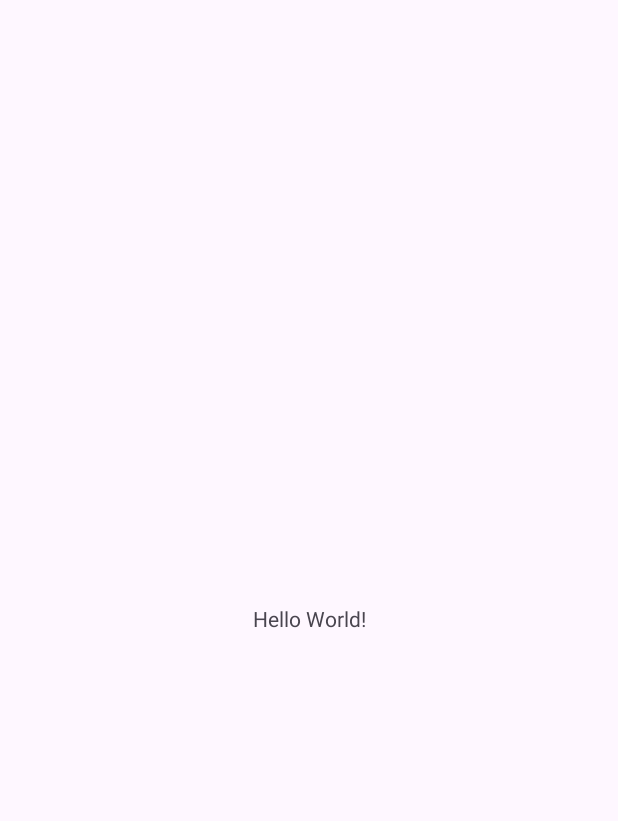
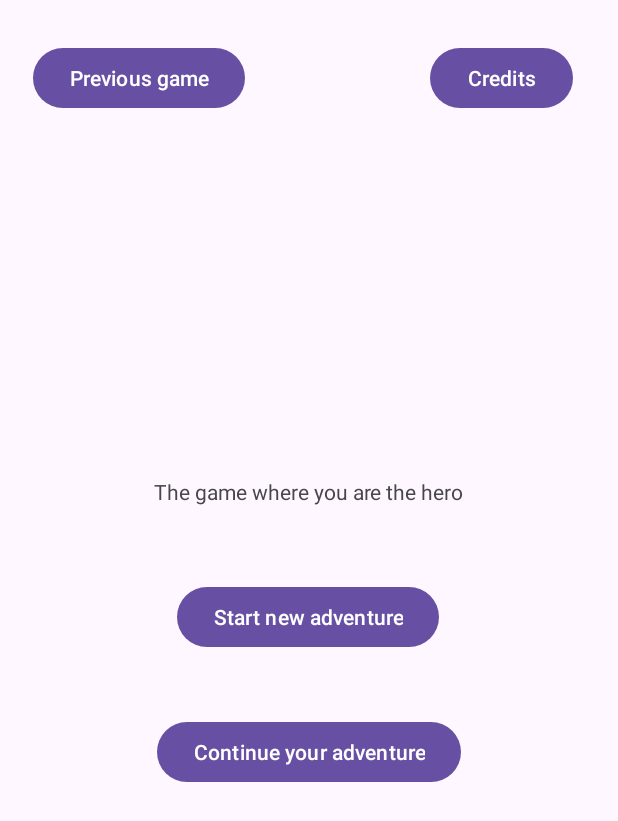
Before and after one commit to JagoOgaj/SAES401, an Android app: the screen it shows after launch (MainActivity), on a phone screen of 412 x 824 dp. Before the commit the part shown is almost empty. Shown: the top 821 px of the screen. Run offline under Robolectric (Android 15) with nearby library versions, the phone set to English and light mode, and no system bars.

Commit message:
First commit

```diff
--- a/app/src/main/java/com/example/saes401/MainActivity.java
+++ b/app/src/main/java/com/example/saes401/MainActivity.java
@@ -1,24 +1,43 @@
 package com.example.saes401;
 
+import android.content.Intent;
 import android.os.Bundle;
+import android.widget.Button;
 
 import androidx.activity.EdgeToEdge;
 import androidx.appcompat.app.AppCompatActivity;
-import androidx.core.graphics.Insets;
-import androidx.core.view.ViewCompat;
-import androidx.core.view.WindowInsetsCompat;
+
 
 public class MainActivity extends AppCompatActivity {
-
+    private Intent intent;
     @Override
     protected void onCreate(Bundle savedInstanceState) {
         super.onCreate(savedInstanceState);
         EdgeToEdge.enable(this);
         setContentView(R.layout.activity_main);
-        ViewCompat.setOnApplyWindowInsetsListener(findViewById(R.id.main), (v, insets) -> {
-            Insets systemBars = insets.getInsets(WindowInsetsCompat.Type.systemBars());
-            v.setPadding(systemBars.left, systemBars.top, systemBars.right, systemBars.bottom);
-            return insets;
-        });
+
+        findViewById(R.id.creditsButton).setOnClickListener(view -> onClickCredits());
+        findViewById(R.id.startButton).setOnClickListener(view -> onClickStart());
+        findViewById(R.id.previousGame).setOnClickListener(view -> onClickPrevious());
+        findViewById(R.id.continueButton).setOnClickListener(view -> onClickContinue());
+
+    }
+
+    private void onClickCredits(){
+        //affiche les credits de l'app
+        intent = new Intent(this, CreditsActivity.class);
+        startActivity(intent);
+    }
+
+    private void onClickStart(){
+        //lance une nouvelle aventure
+        intent = new Intent(this, GameActivity.class);
+        startActivity(intent);
+    }
+    private void onClickPrevious(){
+        //affiche les ancienne partie avec stats
+    }
+    private void onClickContinue(){
+        //reprend l'ancienne partie pas terminer
     }
 }
--- a/app/src/main/res/layout/activity_main.xml
+++ b/app/src/main/res/layout/activity_main.xml
@@ -7,12 +7,64 @@
     android:layout_height="match_parent"
     tools:context=".MainActivity">
 
-    <TextView
+    <Button
+        android:id="@+id/startButton"
         android:layout_width="wrap_content"
         android:layout_height="wrap_content"
-        android:text="Hello World!"
+        android:text="@string/start_game"
+        android:textAlignment="center"
         app:layout_constraintBottom_toBottomOf="parent"
         app:layout_constraintEnd_toEndOf="parent"
+        app:layout_constraintHorizontal_bias="0.497"
+        app:layout_constraintStart_toStartOf="parent"
+        app:layout_constraintTop_toTopOf="parent"
+        app:layout_constraintVertical_bias="0.499" />
+
+    <TextView
+        android:id="@+id/textGame"
+        android:layout_width="221dp"
+        android:layout_height="31dp"
+        android:text="@string/title"
+        android:textAlignment="center"
+        app:layout_constraintBottom_toTopOf="@+id/startButton"
+        app:layout_constraintEnd_toEndOf="parent"
+        app:layout_constraintHorizontal_bias="0.497"
+        app:layout_constraintStart_toStartOf="parent"
+        app:layout_constraintTop_toTopOf="parent"
+        app:layout_constraintVertical_bias="0.894" />
+
+    <Button
+        android:id="@+id/continueButton"
+        android:layout_width="wrap_content"
+        android:layout_height="wrap_content"
+        android:layout_marginTop="42dp"
+        android:text="@string/continue_game"
+        app:layout_constraintBottom_toBottomOf="parent"
+        app:layout_constraintEnd_toEndOf="parent"
+        app:layout_constraintStart_toStartOf="parent"
+        app:layout_constraintTop_toBottomOf="@+id/startButton"
+        app:layout_constraintVertical_bias="0.0" />
+
+    <Button
+        android:id="@+id/creditsButton"
+        android:layout_width="95dp"
+        android:layout_height="48dp"
+        android:layout_marginTop="28dp"
+        android:text="@string/credits"
+        app:layout_constraintEnd_toEndOf="parent"
+        app:layout_constraintHorizontal_bias="0.905"
+        app:layout_constraintStart_toStartOf="parent"
+        app:layout_constraintTop_toTopOf="parent" />
+
+    <Button
+        android:id="@+id/previousGame"
+        android:layout_width="wrap_content"
+        android:layout_height="wrap_content"
+        android:layout_marginStart="12dp"
+        android:layout_marginTop="28dp"
+        android:text="@string/previous"
+        app:layout_constraintEnd_toStartOf="@+id/creditsButton"
+        app:layout_constraintHorizontal_bias="0.076"
         app:layout_constraintStart_toStartOf="parent"
         app:layout_constraintTop_toTopOf="parent" />
 
--- a/app/src/main/res/values/strings.xml
+++ b/app/src/main/res/values/strings.xml
@@ -1,3 +1,10 @@
 <resources>
     <string name="app_name">SAES401</string>
+    <string name="start_game">Start new adventure</string>
+    <string name="continue_game">Continue your adventure</string>
+    <string name="title">The game where you are the hero</string>
+    <string name="credits">Credits</string>
+    <string name="previous">Previous game</string>
+    <string name="creditsName"> AlIOUI Scander\n CHAOUCH Zakaria\n OKI Samy</string>
+    <string name="go_back">Go back to menu</string>
 </resources>
```
Also changed, not shown: app/src/main/AndroidManifest.xml (+7 -0 lines), app/src/main/java/com/example/saes401/CreditsActivity.java (added, +22 -0 lines), app/src/main/java/com/example/saes401/GameActivity.java (added, +34 -0 lines), app/src/main/java/com/example/saes401/choseCharacter/ChoseCharacter.java (added, +46 -0 lines), app/src/main/res/layout/activity_credit.xml (added, +42 -0 lines), app/src/main/res/layout/activity_game_activity.xml (added, +31 -0 lines), app/src/main/res/drawable/knight.png (added), app/src/main/res/drawable/samourai.png (added), 1 other file.
